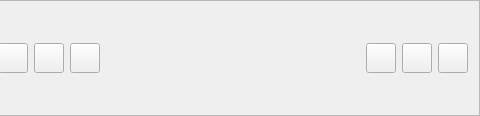
First picture: the form in ui/RightPanel.ui, repository alexvrn/rmo, before the edit; both pictures show x 230 to 710 and y 0 to 116 of the 710 by 116 pixel window.
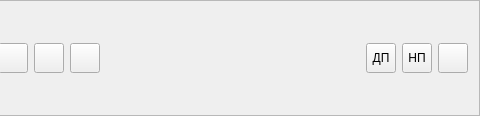
Second picture: the form after the edit.

The edit to the form file:
```diff
--- a/ui/RightPanel.ui
+++ b/ui/RightPanel.ui
@@ -166,7 +166,7 @@
       </size>
      </property>
      <property name="text">
-      <string/>
+      <string>ДП</string>
      </property>
     </widget>
    </item>
@@ -179,7 +179,7 @@
       </size>
      </property>
      <property name="text">
-      <string/>
+      <string>НП</string>
      </property>
     </widget>
    </item>
```
Left out of the diff: 15 changed lines with no effect on the pictures.
